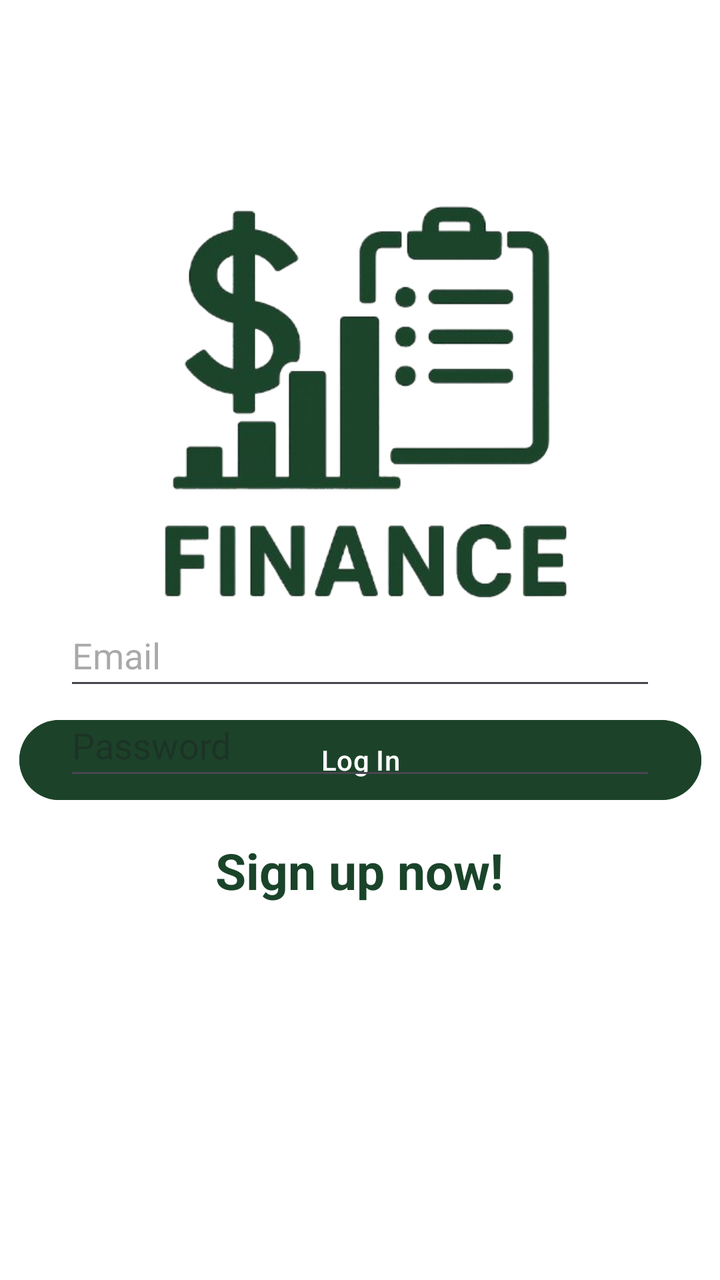
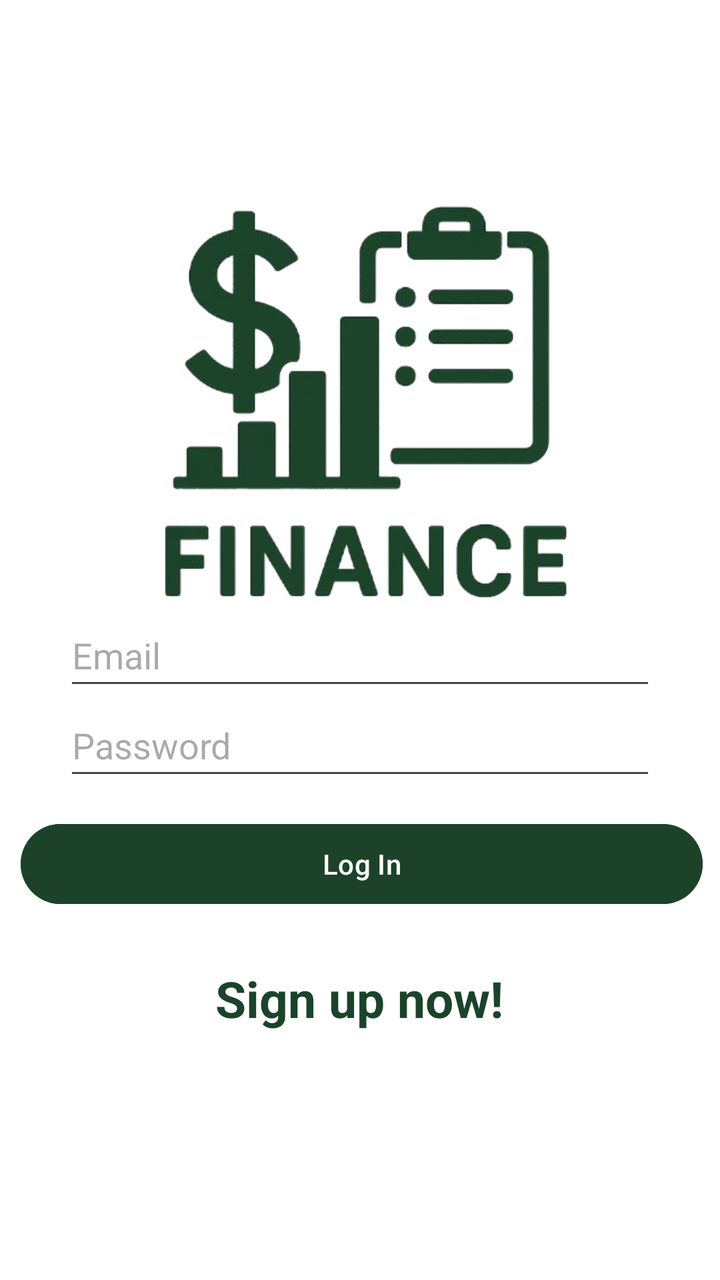

Compare the two renders of this Android layout. The source of the first and the diff that turns it into the second are given below.
<!-- AndroidManifest.xml: application theme Theme.MyApplication -->
<!-- res/layout/activity_login.xml -->
<androidx.constraintlayout.widget.ConstraintLayout xmlns:android="http://schemas.android.com/apk/res/android"
    xmlns:app="http://schemas.android.com/apk/res-auto"
    xmlns:tools="http://schemas.android.com/tools"
    android:layout_width="match_parent"
    android:layout_height="match_parent"
    tools:context=".LoginActivity">

    <View
        android:id="@+id/overlay"
        android:layout_width="0dp"
        android:layout_height="0dp"
        android:background="#FFFFFF"
        app:layout_constraintBottom_toBottomOf="parent"
        app:layout_constraintEnd_toEndOf="parent"
        app:layout_constraintHorizontal_bias="0.0"
        app:layout_constraintStart_toStartOf="parent"
        app:layout_constraintTop_toTopOf="parent"
        app:layout_constraintVertical_bias="0.0" />

    <Button
        android:id="@+id/loginButton"
        android:layout_width="341dp"
        android:layout_height="48dp"
        android:layout_marginBottom="236dp"
        android:backgroundTint="#1C432A"
        android:text="Log In"
        app:layout_constraintBottom_toBottomOf="parent"
        app:layout_constraintEnd_toEndOf="parent"
        app:layout_constraintStart_toStartOf="parent" />

    <TextView
        android:id="@+id/signUpNow"
        android:layout_width="wrap_content"
        android:layout_height="wrap_content"
        android:layout_marginBottom="188dp"
        android:text="Sign up now!"
        android:textColor="#1A442A"
        android:textSize="25sp"
        android:textStyle="bold"
        app:layout_constraintBottom_toBottomOf="parent"
        app:layout_constraintEnd_toEndOf="parent"
        app:layout_constraintHorizontal_bias="0.498"
        app:layout_constraintStart_toStartOf="parent" />

    <ImageView
        android:id="@+id/logoImg"
        android:layout_width="510dp"
        android:layout_height="284dp"
        android:layout_marginTop="64dp"
        app:layout_constraintEnd_toEndOf="parent"
        app:layout_constraintStart_toStartOf="parent"
        app:layout_constraintTop_toTopOf="parent"
        app:srcCompat="@drawable/applogo" />

    <EditText
        android:id="@+id/emailInput"
        android:layout_width="0dp"
        android:layout_height="48dp"
        android:layout_marginStart="32dp"
        android:layout_marginEnd="32dp"
        android:ems="10"
        android:hint="Email"
        android:inputType="textEmailAddress"
        app:layout_constraintBottom_toBottomOf="parent"
        app:layout_constraintEnd_toEndOf="parent"
        app:layout_constraintHorizontal_bias="1.0"
        app:layout_constraintStart_toStartOf="parent"
        app:layout_constraintTop_toTopOf="parent"
        app:layout_constraintVertical_bias="0.51" />

    <EditText
        android:id="@+id/passwordInput"
        android:layout_width="0dp"
        android:layout_height="48dp"
        android:layout_marginStart="32dp"
        android:layout_marginEnd="32dp"
        android:ems="10"
        android:hint="Password"
        android:inputType="textPassword"
        app:layout_constraintBottom_toBottomOf="parent"
        app:layout_constraintEnd_toEndOf="parent"
        app:layout_constraintHorizontal_bias="1.0"
        app:layout_constraintStart_toStartOf="parent"
        app:layout_constraintTop_toTopOf="parent"
        app:layout_constraintVertical_bias="0.586" />


</androidx.constraintlayout.widget.ConstraintLayout>
<!-- resources referenced by this layout -->
<resources>
  <!-- drawable applogo: png bitmap (drawable, 107980 bytes) -->
  <style name="Theme.MyApplication" parent="Base.Theme.MyApplication" />
  <style name="Base.Theme.MyApplication" parent="Theme.Material3.DayNight.NoActionBar">
          
          
      </style>
</resources>

<!-- the commit's change to res/layout/activity_login.xml (unified diff, before → after) -->
@@ -21,18 +21,19 @@
         android:id="@+id/loginButton"
         android:layout_width="341dp"
         android:layout_height="48dp"
-        android:layout_marginBottom="236dp"
+        android:layout_marginBottom="184dp"
         android:backgroundTint="#1C432A"
         android:text="Log In"
         app:layout_constraintBottom_toBottomOf="parent"
         app:layout_constraintEnd_toEndOf="parent"
+        app:layout_constraintHorizontal_bias="0.542"
         app:layout_constraintStart_toStartOf="parent" />
 
     <TextView
         android:id="@+id/signUpNow"
         android:layout_width="wrap_content"
         android:layout_height="wrap_content"
-        android:layout_marginBottom="188dp"
+        android:layout_marginBottom="124dp"
         android:text="Sign up now!"
         android:textColor="#1A442A"
         android:textSize="25sp"
